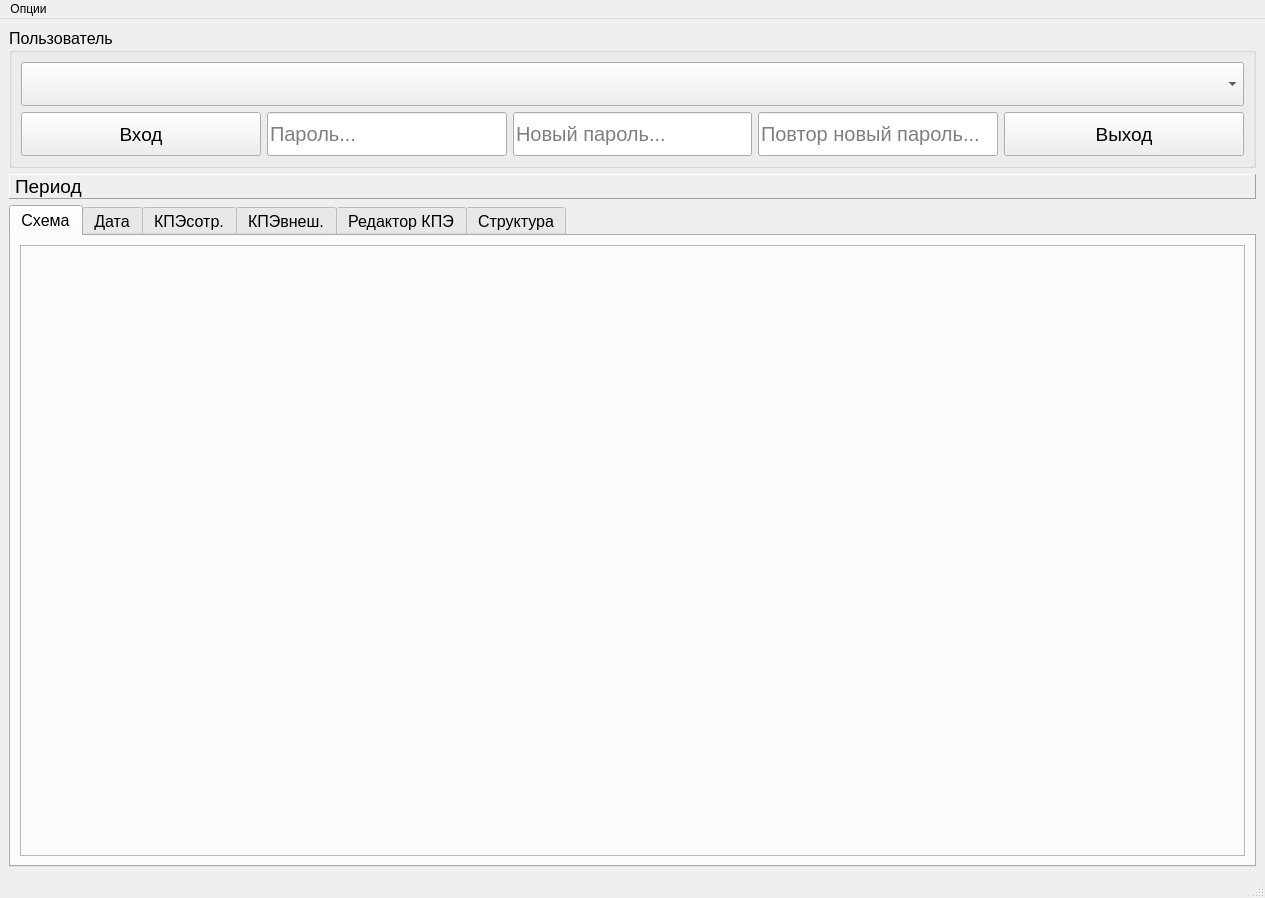
This is mydesign.ui in Nokturnalmor/KPI as Qt 5 draws it before an edit. The edited form follows.
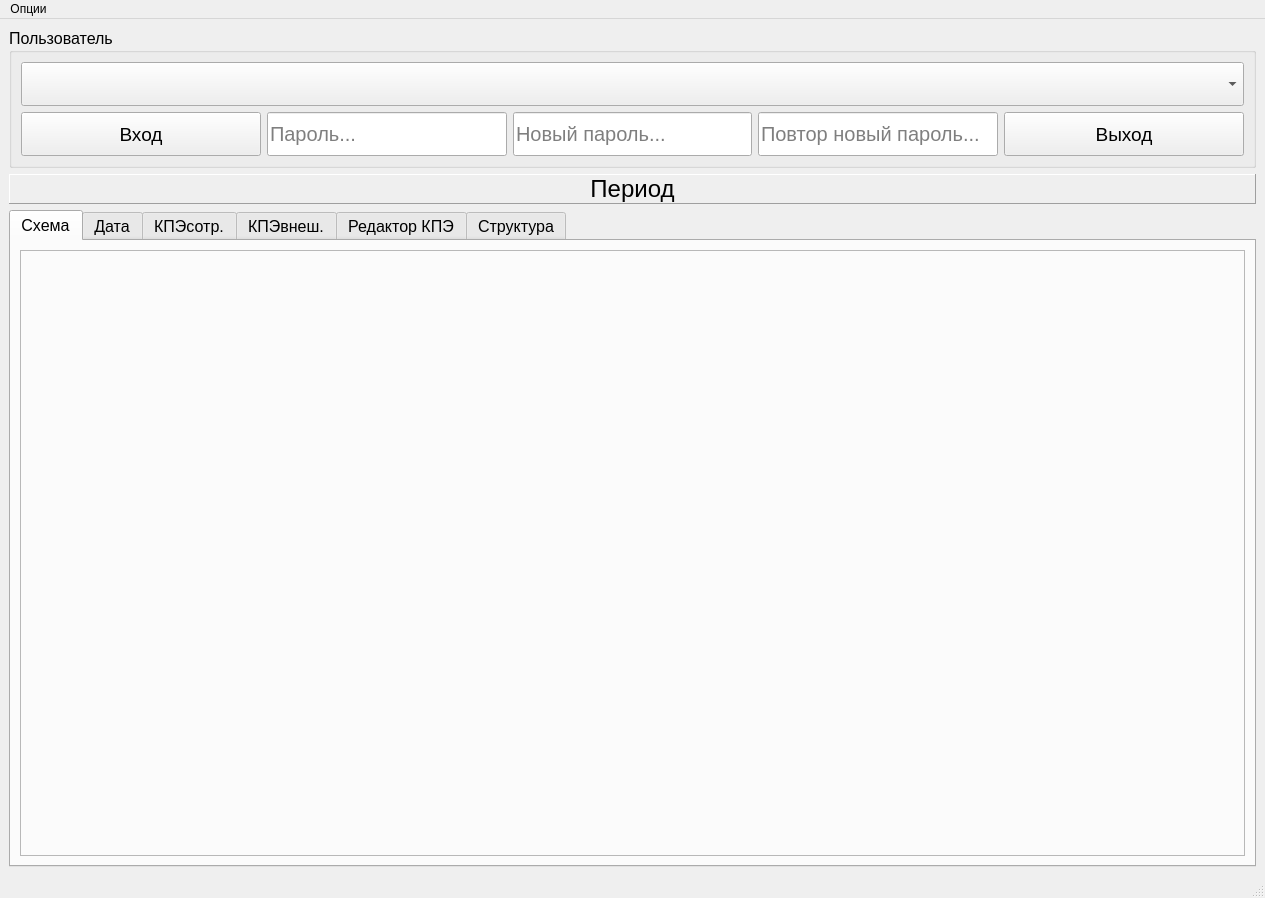
This is the edited form.

Commit message: добавлены управление алендарем вывод месяца в лайбел формы лейбла

Diff of the .ui file:
```diff
--- a/mydesign.ui
+++ b/mydesign.ui
@@ -296,7 +296,7 @@
      <widget class="QLabel" name="label_period">
       <property name="font">
        <font>
-        <pointsize>14</pointsize>
+        <pointsize>18</pointsize>
        </font>
       </property>
       <property name="frameShape">
@@ -308,6 +308,9 @@
       <property name="text">
        <string>Период</string>
       </property>
+      <property name="alignment">
+       <set>Qt::AlignCenter</set>
+      </property>
      </widget>
     </item>
     <item>
```
The commit also changes 2 other files.
